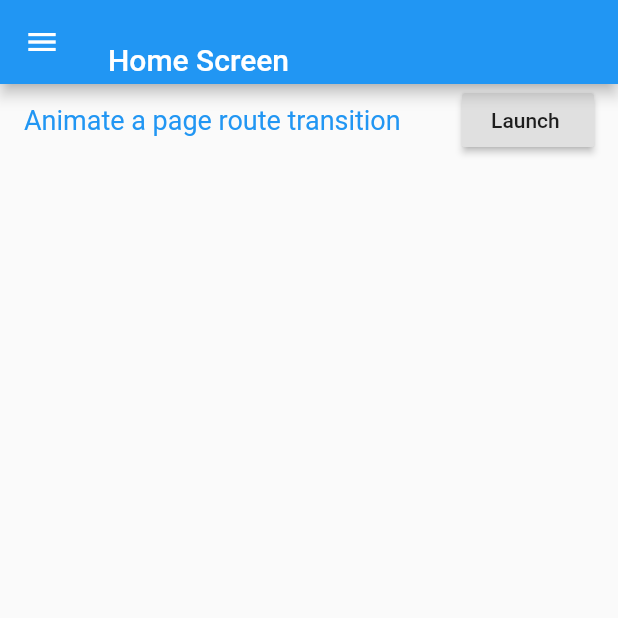
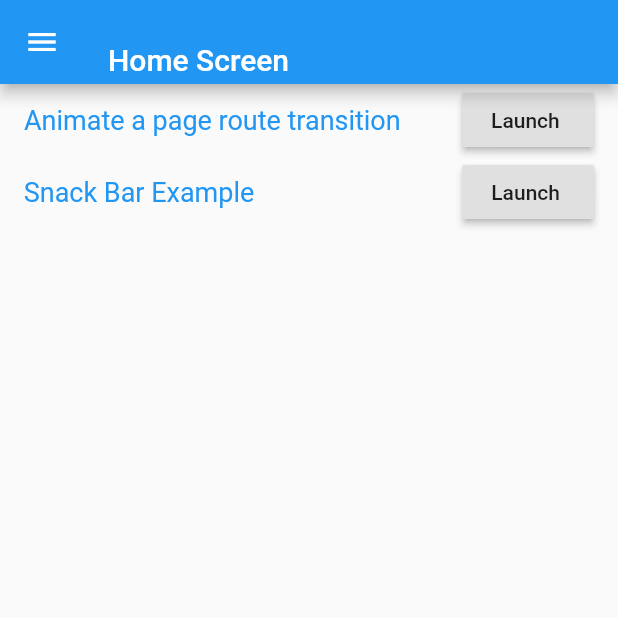
Before and after one commit to JaacielFernando/Flutter-Cook_book, a Flutter app: the screen it shows after launch, on a phone screen of 412 x 824 dp, the top half of it. Run offline on Flutter 3.47's test engine with Material 2 defaults, Android fonts, the phone set to English and light mode, and no system bars.

Commit message:
Desing/Snack-bar-example

```diff
--- a/lib/main.dart
+++ b/lib/main.dart
@@ -1,5 +1,6 @@
 import 'package:cook_book_flutter/src/pages/Animation_P1.dart';
 import 'package:cook_book_flutter/src/pages/home_page.dart';
+import 'package:cook_book_flutter/src/pages/snack_bar_page.dart';
 import 'package:flutter/material.dart';
 
 void main() => runApp(MyApp());
@@ -13,6 +14,7 @@ class MyApp extends StatelessWidget {
       routes: {
         '/': (context) => HomePage(),
         '/AnimationP1': (context) => AnimationP1(),
+        '/SnackBarExample': (context) => SnackBarPage(),
       },
     );
   }
--- a/lib/src/pages/home_page.dart
+++ b/lib/src/pages/home_page.dart
@@ -51,6 +51,30 @@ class HomePage extends StatelessWidget {
                   ),
                 ],
               ),
+              Row(
+                mainAxisAlignment: MainAxisAlignment.spaceAround,
+                children: <Widget>[
+                  InkWell(
+                    child: Text(
+                      'Snack Bar Example                        ',
+                      style: TextStyle(
+                        color: Colors.blue,
+                        fontSize: 18,
+                      ),
+                    ),
+                    onTap: () {
+                      Navigator.pushNamed(context, '/SnackBarExample');
+                    },
+                  ),
+                  RaisedButton(
+                    child: Text('Launch '),
+                    onPressed: () {
+                      // Navigate to the second screen using a named route.
+                      Navigator.pushNamed(context, '/SnackBarExample');
+                    },
+                  ),
+                ],
+              ),
             ],
           ),
         ),
```
Also changed, not shown: lib/src/pages/snack_bar_page.dart (added, +41 -0 lines).
